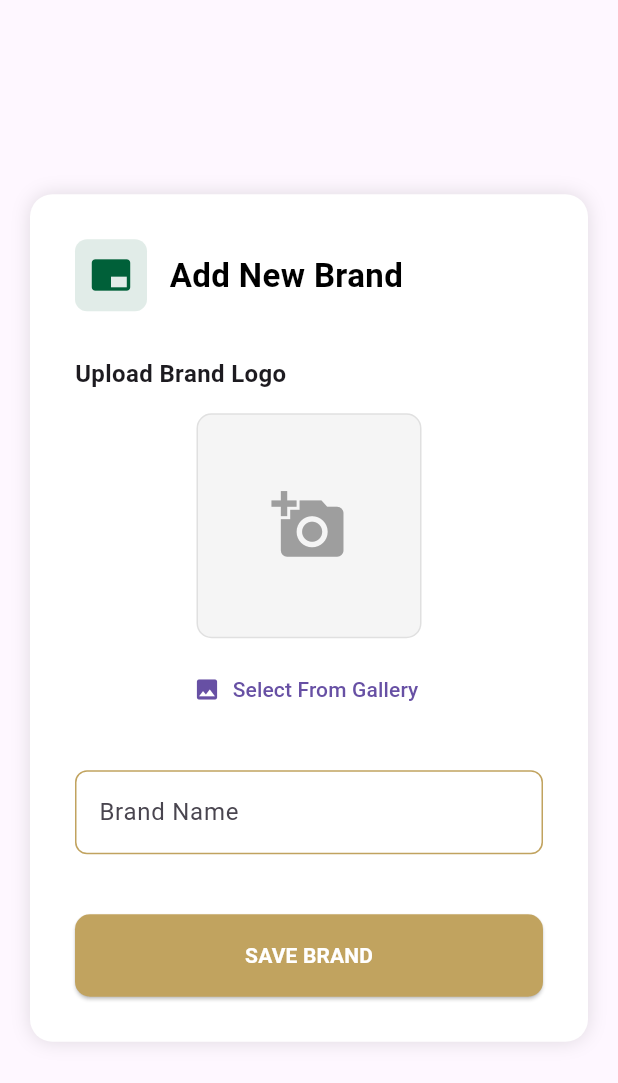
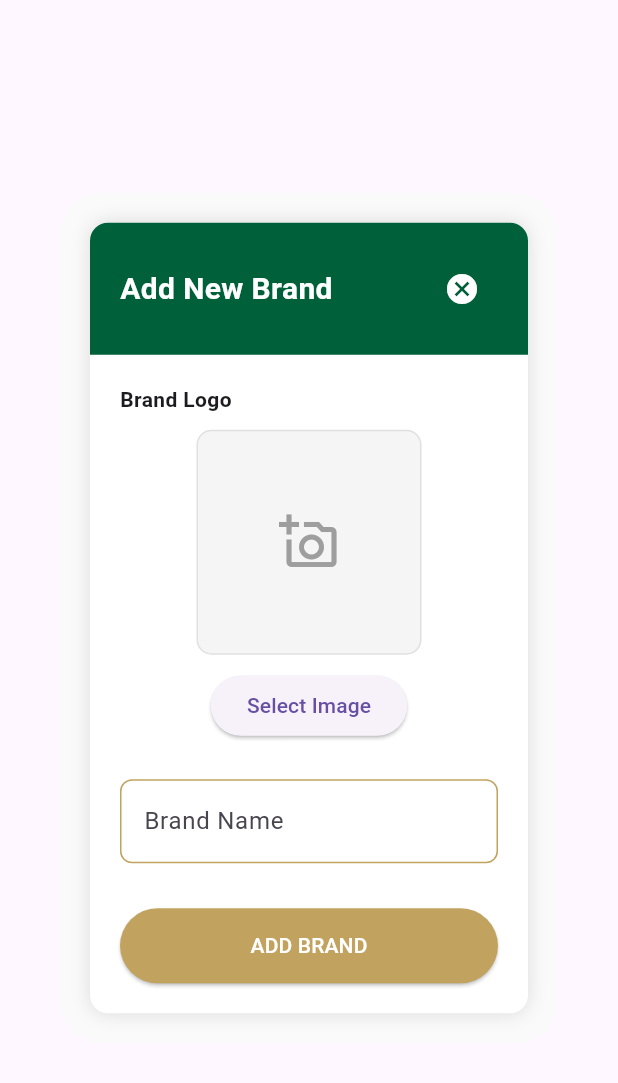
Before and after one commit to ahmedhamzarana/adminapp, a Flutter app: the AddBrandScreen widget shown alone on an empty page, opened directly, on a phone screen of 412 x 824 dp. Shown: the top 1083 px of the screen. Run offline on Flutter 3.47's test engine with Material 3 defaults, Android fonts, the phone set to English and light mode, and no system bars; our stand-ins replace flutter_secure_storage, image_picker, supabase_flutter; accounts and stored records are empty.

Commit message:
Make Better Ui And

```diff
--- a/lib/main.dart
+++ b/lib/main.dart
@@ -27,10 +27,10 @@ Future<void> main() async {
         ChangeNotifierProvider(create: (context) => AddProductProvider()),
         ChangeNotifierProvider(create: (context) => ViewProductProvider()),
         ChangeNotifierProvider(create: (context) => EditProductProvider()),
-        ChangeNotifierProvider(create: (context) => UsersProvider()),
         ChangeNotifierProvider(create: (context) => AddBrandProvider()),
         ChangeNotifierProvider(create: (context) => ViewBrandProvider()),
         ChangeNotifierProvider(create: (context) => OrderViewProvider()),
+        ChangeNotifierProvider(create: (context) => UsersProvider()),
       ],
       child: MyApp(),
     ),
--- a/lib/screens/auth/login_screen.dart
+++ b/lib/screens/auth/login_screen.dart
@@ -55,11 +55,11 @@ class LoginScreen extends StatelessWidget {
                   style: const TextStyle(color: AppColors.bgcolor),
                   cursorColor: AppColors.secondary,
                   decoration: InputDecoration(
-                    labelText: "Username",
+                    labelText: "Email",
                     labelStyle: const TextStyle(color: AppColors.secondary),
                     errorText: authProvider.usernameError,
                     prefixIcon: const Icon(
-                      Icons.person,
+                      Icons.email,
                       color: AppColors.secondary,
                     ),
                     enabledBorder: OutlineInputBorder(
--- a/lib/screens/dashboard/brands/add_brand_screen.dart
+++ b/lib/screens/dashboard/brands/add_brand_screen.dart
@@ -1,4 +1,3 @@
-// lib/screens/dashboard/brands/add_brand_screen.dart
 import 'package:adminapp/providers/brands/add_brand_provider.dart';
 import 'package:adminapp/utils/app_colors.dart';
 import 'package:adminapp/widget/custom_input.dart';
@@ -12,57 +11,60 @@ class AddBrandScreen extends StatelessWidget {
   Widget build(BuildContext context) {
     final brandProvider = Provider.of<AddBrandProvider>(context);
 
-    return Padding(
+    return AlertDialog(
+      backgroundColor: Colors.grey.shade50,
+      contentPadding: EdgeInsets.zero,
+      content: SingleChildScrollView(
         padding: const EdgeInsets.all(20),
-      child: Center(
-        child: SingleChildScrollView(
         child: Container(
-            constraints: const BoxConstraints(maxWidth: 500),
-            padding: const EdgeInsets.all(30),
+          width: 630,
           decoration: BoxDecoration(
             color: Colors.white,
-              borderRadius: BorderRadius.circular(15),
-              boxShadow: [BoxShadow(color: Colors.black12, blurRadius: 10)],
+            borderRadius: BorderRadius.circular(12),
+            boxShadow: const [BoxShadow(color: Colors.black12, blurRadius: 10)],
           ),
           child: Column(
             crossAxisAlignment: CrossAxisAlignment.start,
             children: [
-                // Header
-                Row(
+              // 🔹 HEADER (same as AddProduct)
+              Container(
+                width: double.infinity,
+                padding: const EdgeInsets.all(20),
+                decoration: const BoxDecoration(
+                  color: AppColors.primary,
+                  borderRadius: BorderRadius.vertical(top: Radius.circular(12)),
+                ),
+                child: Row(
+                  mainAxisAlignment: MainAxisAlignment.spaceBetween,
                   children: [
-                    Container(
-                      padding: const EdgeInsets.all(10),
-                      decoration: BoxDecoration(
-                        color: AppColors.primary.withAlpha(30),
-                        borderRadius: BorderRadius.circular(8),
-                      ),
-                      child: const Icon(
-                        Icons.branding_watermark,
-                        color: AppColors.primary,
-                        size: 28,
-                      ),
-                    ),
-                    const SizedBox(width: 15),
                     const Text(
                       "Add New Brand",
                       style: TextStyle(
-                        fontSize: 22,
+                        color: Colors.white,
+                        fontSize: 20,
                         fontWeight: FontWeight.bold,
-                        color: AppColors.dark,
                       ),
+                    ),
+                    IconButton(
+                      onPressed: () => Navigator.pop(context),
+                      icon: const Icon(Icons.cancel, color: Colors.white),
                     ),
                   ],
                 ),
+              ),
 
-                const SizedBox(height: 30),
+              // 🔹 BODY
+              Padding(
+                padding: const EdgeInsets.all(20),
+                child: Column(
+                  crossAxisAlignment: CrossAxisAlignment.start,
+                  children: [
+                    const Text(
+                      "Brand Logo",
+                      style: TextStyle(fontWeight: FontWeight.bold),
+                    ),
+                    const SizedBox(height: 10),
 
-                const Text(
-                  "Upload Brand Logo",
-                  style: TextStyle(fontSize: 16, fontWeight: FontWeight.w600),
-                ),
-                const SizedBox(height: 15),
-
-                // Image Preview Container
                     Center(
                       child: Column(
                         children: [
@@ -70,9 +72,13 @@ class AddBrandScreen extends StatelessWidget {
                             width: 150,
                             height: 150,
                             decoration: BoxDecoration(
-                          color: Colors.grey[100],
+                              color: Colors.grey.shade100,
                               borderRadius: BorderRadius.circular(10),
-                          border: Border.all(color: Colors.grey[300]!),
+                              border: Border.all(
+                                color: brandProvider.imageError.isEmpty
+                                    ? Colors.grey.shade300
+                                    : Colors.red,
+                              ),
                             ),
                             child: brandProvider.selectedImage != null
                                 ? ClipRRect(
@@ -80,22 +86,21 @@ class AddBrandScreen extends StatelessWidget {
                                     child: Image.network(
                                       brandProvider.selectedImage!.path,
                                       fit: BoxFit.cover,
-                                  errorBuilder: (context, error, stackTrace) {
-                                    return const Icon(
+                                      errorBuilder: (_, _, _) => const Icon(
                                         Icons.broken_image,
-                                      size: 50,
-                                      color: Colors.grey,
-                                    );
-                                  },
-                                ),
-                              )
-                            : const Icon(
-                                Icons.add_a_photo,
                                         size: 50,
                                         color: Colors.grey,
                                       ),
                                     ),
+                                  )
+                                : const Icon(
+                                    Icons.add_a_photo_outlined,
+                                    size: 40,
+                                    color: Colors.grey,
+                                  ),
+                          ),
                           const SizedBox(height: 10),
+
                           if (brandProvider.imageError.isNotEmpty)
                             Text(
                               brandProvider.imageError,
@@ -104,74 +109,65 @@ class AddBrandScreen extends StatelessWidget {
                                 fontSize: 12,
                               ),
                             ),
-                      TextButton.icon(
-                        onPressed: () => brandProvider.pickImage(),
-                        icon: const Icon(Icons.image),
-                        label: const Text("Select From Gallery"),
+
+                          ElevatedButton(
+                            onPressed: brandProvider.pickImage,
+                            child: const Text("Select Image"),
                           ),
                         ],
                       ),
                     ),
 
-                const SizedBox(height: 30),
+                    const SizedBox(height: 25),
 
-                // Name Input
                     CustomInput(
                       controller: brandProvider.nameController,
                       labelText: "Brand Name",
                       errorText: brandProvider.nameError,
                     ),
 
-                const SizedBox(height: 40),
+                    const SizedBox(height: 30),
 
-                // Submit Button
                     SizedBox(
                       width: double.infinity,
-                  height: 55,
+                      height: 50,
                       child: ElevatedButton(
                         style: ElevatedButton.styleFrom(
                           backgroundColor: AppColors.secondary,
-                      shape: RoundedRectangleBorder(
-                        borderRadius: BorderRadius.circular(10),
-                      ),
                         ),
                         onPressed: brandProvider.isLoading
                             ? null
                             : () async {
                                 if (brandProvider.validateBrandForm()) {
-                              bool isDone = await brandProvider.addBrand();
-                              if (isDone && context.mounted) {
+                                  final success = await brandProvider
+                                      .addBrand();
+                                  if (success && context.mounted) {
+                                    brandProvider.clearForm();
+                                    Navigator.pop(context);
                                     ScaffoldMessenger.of(context).showSnackBar(
                                       const SnackBar(
-                                    content: Text("Success: Brand Added!"),
+                                        content: Text("Brand Added"),
                                         backgroundColor: Colors.green,
-                                  ),
-                                );
-                                brandProvider.clearForm();
-                              } else if (context.mounted) {
-                                ScaffoldMessenger.of(context).showSnackBar(
-                                  const SnackBar(
-                                    content: Text("Error: Failed to save data"),
-                                    backgroundColor: Colors.red,
                                       ),
                                     );
                                   }
                                 }
                               },
                         child: brandProvider.isLoading
-                        ? const CircularProgressIndicator(color: Colors.white)
+                            ? const CircularProgressIndicator(
+                                color: Colors.white,
+                              )
                             : const Text(
-                            "SAVE BRAND",
-                            style: TextStyle(
-                              color: Colors.white,
-                              fontWeight: FontWeight.bold,
-                            ),
+                                "ADD BRAND",
+                                style: TextStyle(color: Colors.white),
                               ),
                       ),
                     ),
                   ],
                 ),
               ),
+            ],
+          ),
         ),
       ),
     );
--- a/lib/screens/dashboard/products/product_edit_dailog.dart
+++ b/lib/screens/dashboard/products/product_edit_dailog.dart
@@ -121,7 +121,7 @@ class _ProductEditDialogState extends State<ProductEditDialog> {
                         const SizedBox(width: 10),
                         Expanded(
                           child: DropdownButtonFormField<String>(
-                            value:
+                            initialValue:
                                 provider.selectedBrand?.brandName,
                             decoration: InputDecoration(
                               labelText: "Select Brand",
```
Also changed, not shown: lib/screens/dashboard/brands/view_brand_screen.dart (+29 -3 lines), lib/screens/dashboard/dashboard_screen.dart (+7 -5 lines), lib/screens/dashboard/orders/order_table_view.dart (+47 -20 lines), lib/screens/dashboard/products/add_product.dart (+28 -45 lines), lib/screens/dashboard/products/product_table_view.dart (+22 -0 lines), lib/screens/dashboard/reviews/review_table_view.dart (+12 -31 lines), lib/screens/dashboard/users/user_detail_dailog.dart (added, +133 -0 lines), lib/screens/dashboard/users/users_table_view.dart (+24 -11 lines), lib/screens/home_screen.dart (+21 -41 lines). Lines whose indentation alone changed are shown as unchanged.
